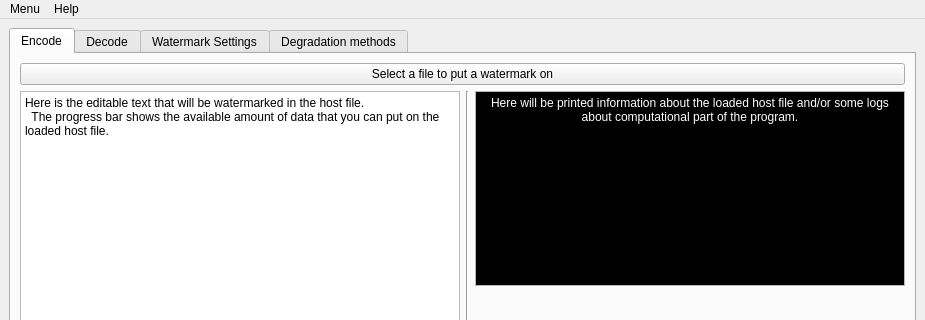
First picture: the form in src/GUI/InterfaceWatermarking/mainwindow.ui, repository jcelerier/watermarking, before the edit; both pictures show x 0 to 925 and y 0 to 320 of the 925 by 767 pixel window.
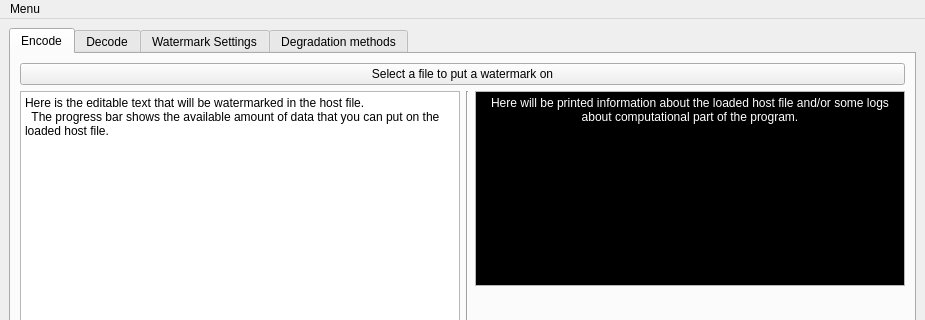
Second picture: the form after the edit. The open tabs and pages were chosen to show the change. Icons and pictures are not drawn. Custom widgets are drawn as their Qt base class.

Diff of the .ui file:
```diff
--- a/src/GUI/InterfaceWatermarking/mainwindow.ui
+++ b/src/GUI/InterfaceWatermarking/mainwindow.ui
@@ -1139,16 +1139,7 @@
     <addaction name="separator"/>
     <addaction name="actionQuit"/>
    </widget>
-   <widget class="QMenu" name="menuHelp">
-    <property name="title">
-     <string>Help</string>
-    </property>
-    <addaction name="actionHow_to"/>
-    <addaction name="separator"/>
-    <addaction name="actionAbout"/>
-   </widget>
    <addaction name="menuMenu"/>
-   <addaction name="menuHelp"/>
   </widget>
   <widget class="QStatusBar" name="statusbar"/>
   <action name="actionHow_to">
```
Left out of the diff: 2 changed lines with no effect on the pictures.
